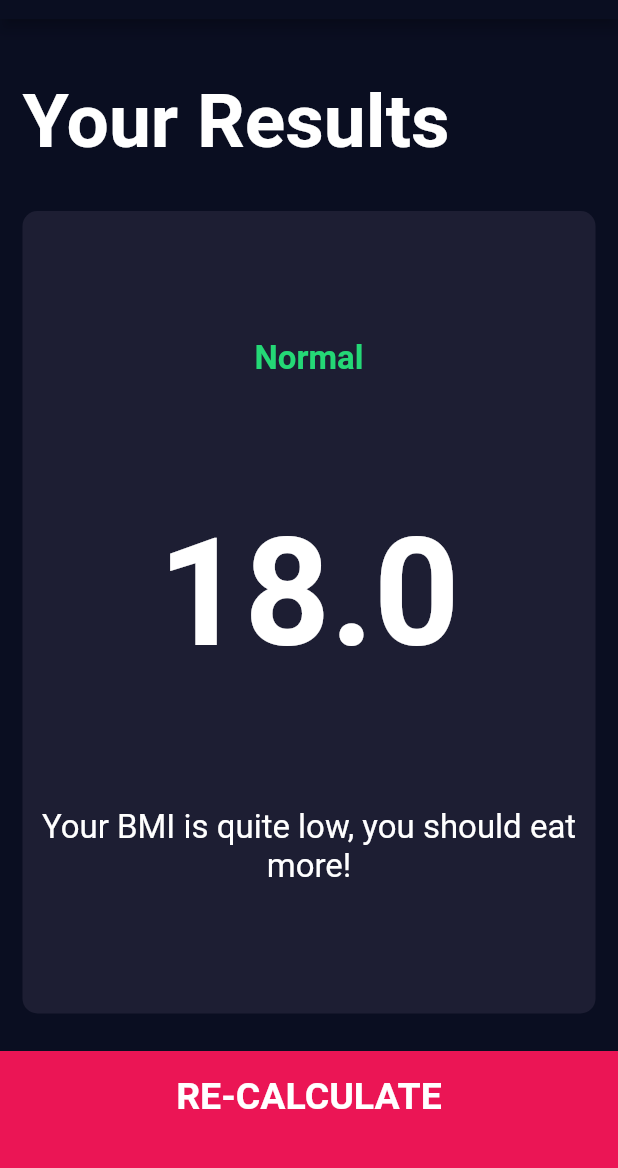
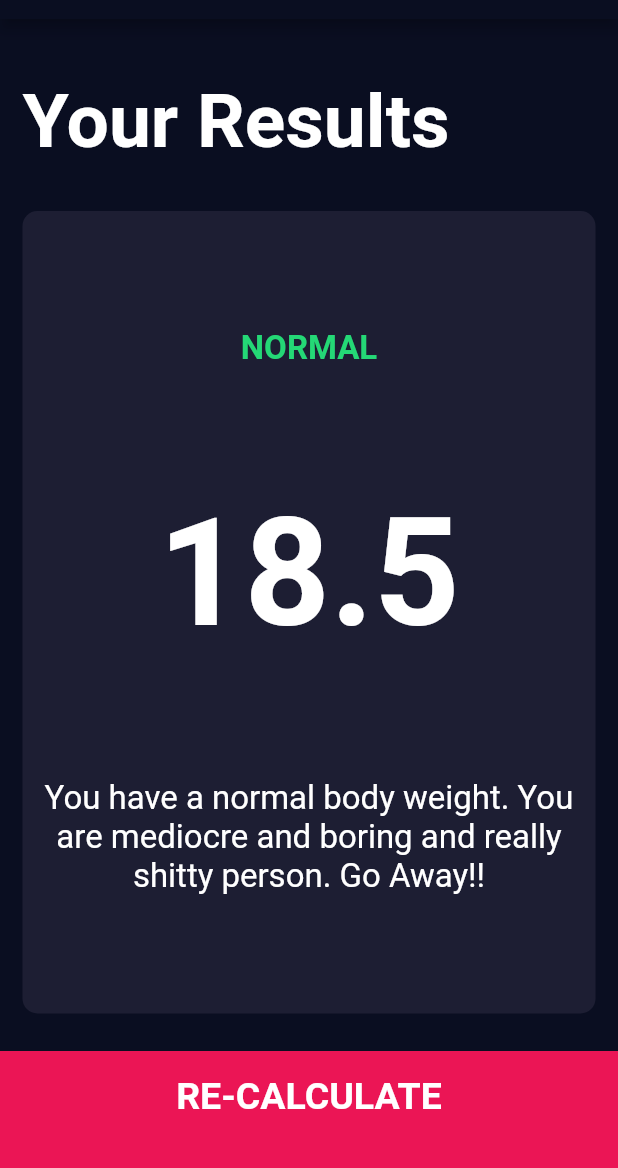
Before and after one commit to Aspabac/BMI_Calculator_flutter, a Flutter app: the screen it shows after launch, after a tap on "CALCULATE", on a phone screen of 412 x 824 dp, the part 65-1233 px from its top. Run offline on Flutter 3.47's test engine with Material 2 defaults, Android fonts, the phone set to English and light mode, and no system bars; our stand-ins replace font_awesome_flutter.

Commit message:
maybe its final commit. ive done all layout all function without making Navigator.pushNamed function to pass argument

```diff
--- /dev/null
+++ b/lib/calculator_brain.dart
@@ -0,0 +1,35 @@
+import 'dart:math';
+
+class CalculatorBrain {
+  CalculatorBrain({this.height,this.weight});
+
+  final int height;
+  final int weight;
+
+  double _bmi;
+
+  String calculateBMI(){
+    _bmi = weight / pow(height/100, 2);
+    return _bmi.toStringAsFixed(1);
+  }
+
+  String getResult(){
+    if (_bmi >= 25){
+      return 'Overweight';
+    }else if (_bmi >18.5){
+      return 'Normal';
+    }else {
+      return 'Underweight';
+    }
+  }
+
+  String getInterpretation(){
+    if (_bmi >= 25){
+      return 'You have a higher than normal weight. You should have exercise more.But now it\s too late...';
+    }else if (_bmi >18.5){
+      return 'You have a normal body weight. You are mediocre and boring and really shitty person. Go Away!!';
+    }else {
+      return 'You have a lower than normal body weight. Are you kidding me! What\'s the fun in your Fucking life??';
+    }
+  }
+}
--- a/lib/screens/input_page.dart
+++ b/lib/screens/input_page.dart
@@ -1,3 +1,4 @@
+import 'package:bmi_calculator/screens/results_page.dart';
 import 'package:flutter/material.dart';
 import 'package:font_awesome_flutter/font_awesome_flutter.dart';
 import 'package:bmi_calculator/componnts/icon_content.dart';
@@ -5,6 +6,7 @@ import 'package:bmi_calculator/componnts/reusable_card.dart';
 import 'package:bmi_calculator/constants.dart';
 import 'package:bmi_calculator/componnts/bottom_button.dart';
 import 'package:bmi_calculator/componnts/round_icon_button.dart';
+import 'package:bmi_calculator/calculator_brain.dart';
 
 enum Gender {
   male,
@@ -211,7 +213,26 @@ class _InputPageState extends State<InputPage> {
             ),
             BottomButton(
               onTap: () {
-                Navigator.pushNamed(context, '/second');
+                CalculatorBrain calc =
+                    CalculatorBrain(height: height, weight: weight);
+                Navigator.push(
+                  context,
+                  MaterialPageRoute(
+                    builder: (context) => ResultsPage(
+                      bmiResult: calc.calculateBMI(),
+                      resultText: calc.getResult(),
+                      interpretation: calc.getInterpretation(),
+                    ),
+                  ),
+                );
+
+                // Navigator.pushNamed(context, '/second', arguments: {
+                //    ResultsPage(
+                //     bmiResult: calc.calculateBMI(),
+                //     resultText: calc.getResult(),
+                //     interpretation: calc.getInterpretation(),
+                //   ),
+                // });
               },
               buttonTitle: 'CALCULATE',
             ),
--- a/lib/screens/results_page.dart
+++ b/lib/screens/results_page.dart
@@ -4,6 +4,13 @@ import 'package:bmi_calculator/componnts/reusable_card.dart';
 import 'package:flutter/material.dart';
 
 class ResultsPage extends StatelessWidget {
+
+  ResultsPage({this.bmiResult,this.resultText,this.interpretation});
+
+  final String bmiResult;
+  final String resultText;
+  final String interpretation;
+
   @override
   Widget build(BuildContext context) {
     return Scaffold(
@@ -33,15 +40,15 @@ class ResultsPage extends StatelessWidget {
                   crossAxisAlignment: CrossAxisAlignment.center,
                   children: [
                     Text(
-                      'Normal',
+                      resultText.toUpperCase(),
                       style: kResultTextStyle,
                     ),
                     Text(
-                      '18.0',
+                      bmiResult,
                       style: kBMITextStyle,
                     ),
                     Text(
-                      'Your BMI is quite low, you should eat more!',
+                      interpretation,
                       style: kBodyTextStyle,
                       textAlign: TextAlign.center,
                     ),
```
